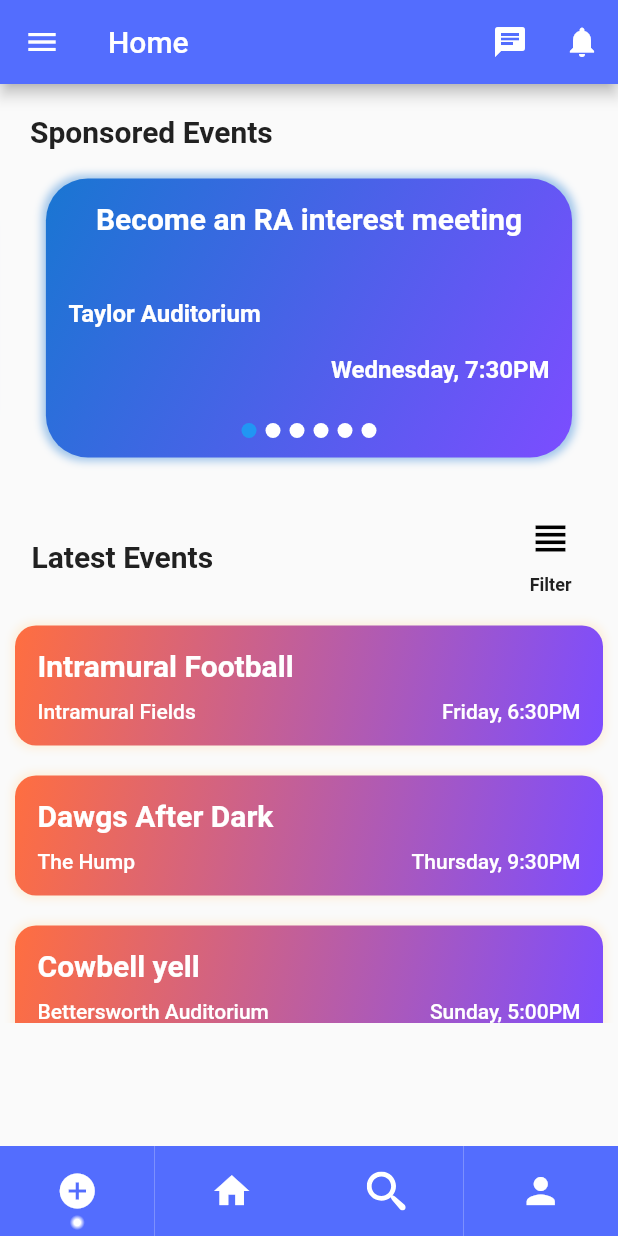
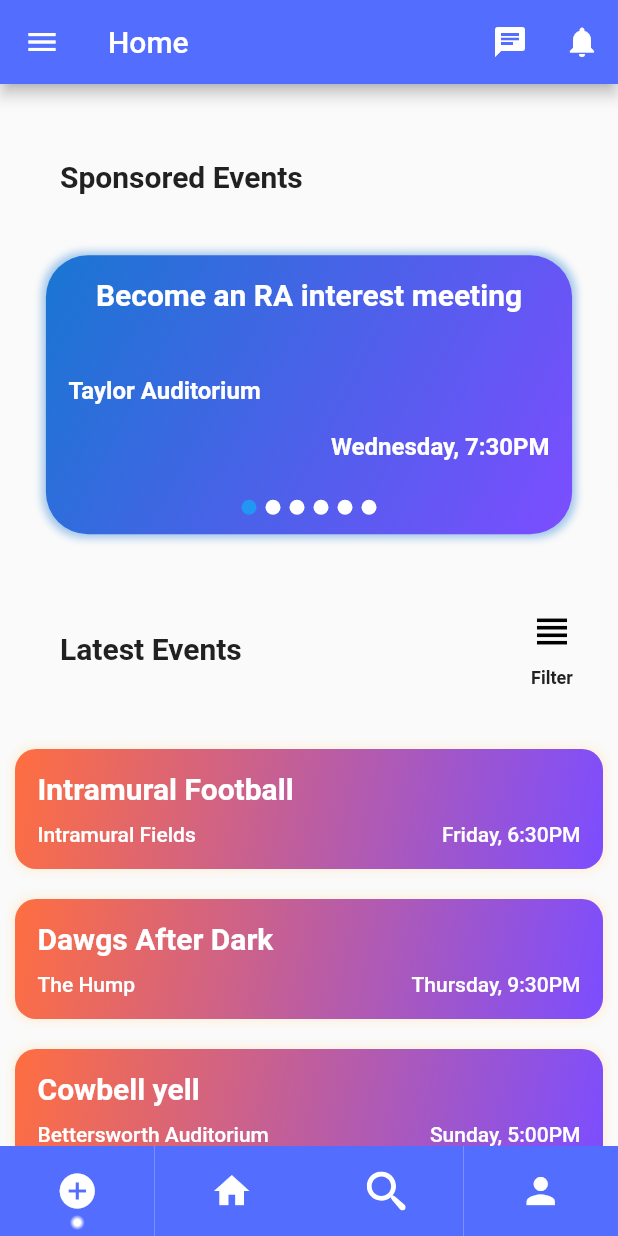
Before and after one commit to Senior-Project-CSE-3213/sp_flutter_app, a Flutter app: the screen it shows once a user with an empty profile is signed in, on a phone screen of 412 x 824 dp. Run offline on Flutter 3.47's test engine with Material 2 defaults, Android fonts, the phone set to English and light mode, and no system bars; our stand-ins replace cloud_firestore, firebase_auth, firebase_core, flutter_spinkit, flutter_svg, flutter_swiper and 1 more; missing offline and left inert: filter_list; accounts and stored records are empty.

Commit message:
Simplified widgets for a more dyanmic UI

```diff
--- a/lib/views/EventList/event_list_view.dart
+++ b/lib/views/EventList/event_list_view.dart
@@ -62,13 +62,15 @@ class _EventListViewState extends State<EventListView> {
           height: size.height,
           width: size.width,
           child: Column (
-            mainAxisAlignment: MainAxisAlignment.start,
+            mainAxisAlignment: MainAxisAlignment.spaceBetween,
              children: <Widget>[
+              SizedBox(height: 20,),
+
                //sponsored events row
                Row (
                   children: [
                     Container (
-                      padding: const EdgeInsets.only(left: 20.0, top: 20),
+                      padding: const EdgeInsets.only(left: 40.0),
                       child:
                       Text (
                           "Sponsored Events",
@@ -80,9 +82,7 @@ class _EventListViewState extends State<EventListView> {
                // card view row
                Row (
                  children: [
-                   Padding(
-                    padding: const EdgeInsets.only(top: 10),
-                     child: Container (
+                      Container (
                        height: size.height / 4,
                        width: size.width,
 
@@ -114,19 +114,20 @@ class _EventListViewState extends State<EventListView> {
                             ),
                           )
                      ),
-                   )
                  ],
                ),
 
                //latest evnents and filter button
-               Row(
+               Padding(
+                 padding: const EdgeInsets.only(left:40,right:20),
+                 child: Row(
                   mainAxisAlignment: MainAxisAlignment.spaceBetween,
                   children: [
-                  SizedBox(height: 30,),
+
                     //latest event
                     Column (
                       children: [
-                      SizedBox(height: 30,),
+                        SizedBox(height: 10,),
                         Container (
                           child:
                           Text (
@@ -141,8 +142,7 @@ class _EventListViewState extends State<EventListView> {
                     Column (
                       children: <Widget>[
 
-                      Container (
-                        padding: const EdgeInsets.only(left: 180.0, top: 20), //take away this
+                        Container ( //take away this
                           child:
                           IconButton (
                             icon: Icon(Icons.view_headline),
@@ -154,7 +154,6 @@ class _EventListViewState extends State<EventListView> {
                         ),
 
                         Container (
-                        padding: const EdgeInsets.only(left: 180.0, top: 0),
                           child:
                           Text (
                               "Filter",
@@ -163,15 +162,14 @@ class _EventListViewState extends State<EventListView> {
                         ),
                       ],
                     ),
-                  SizedBox(height: 30,),
+
                   ],
+                 ),
                ),
                //scrollable row for latest event cards
                Row(
                  children: [
-                   Padding(
-                    padding: const EdgeInsets.only(top: 10),
-                     child: Container (
+                      Container (
                        height: size.height / 3, //use up reste of space
                        width: size.width,
 
@@ -189,7 +187,6 @@ class _EventListViewState extends State<EventListView> {
                          ],
                        )
                      ),
-                   )
                  ],
                ),
              ]
```
Lines whose indentation alone changed are shown as unchanged.
